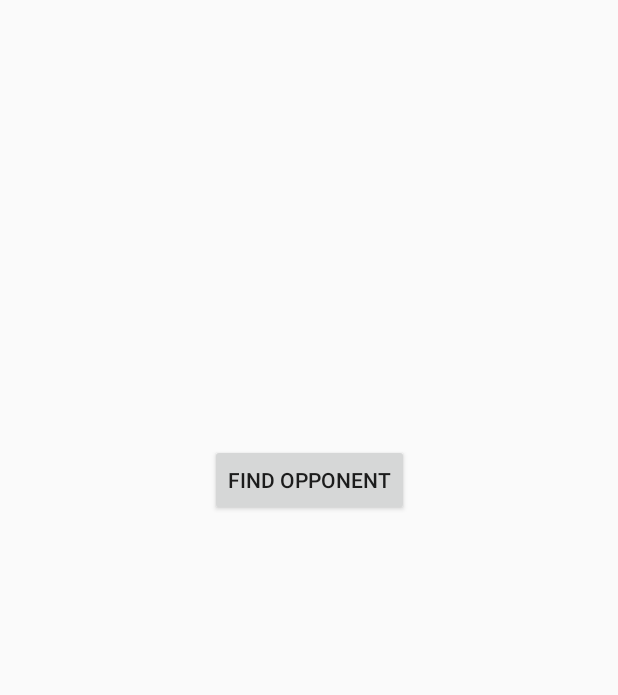
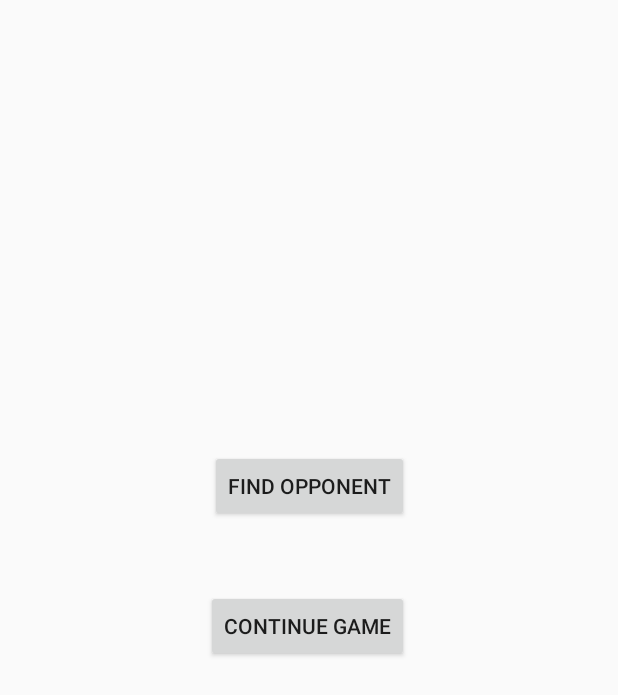
Before and after one commit to AnSrwn/Gambling, an Android app: the layout fragment_dice_multiplayer.xml on its own in the app's theme, with its tools: preview values and no code run, on a phone screen of 412 x 824 dp. Shown: the top 695 px of the screen. Run offline under Robolectric (Android 15) with nearby library versions, the phone set to English and light mode, and no system bars.

Commit message:
Multiplayser onDisconnected modified and game design improved

```diff
--- a/app/src/main/res/layout/fragment_dice_multiplayer.xml
+++ b/app/src/main/res/layout/fragment_dice_multiplayer.xml
@@ -13,23 +13,58 @@
         android:layout_height="wrap_content"
         android:layout_gravity="center"
         android:layout_marginStart="139dp"
-        android:layout_marginTop="296dp"
+        android:layout_marginTop="127dp"
         android:layout_marginEnd="139dp"
         android:text="@string/dice_multi_find_opponent"
         app:layout_constraintEnd_toEndOf="parent"
         app:layout_constraintStart_toStartOf="parent"
-        app:layout_constraintTop_toTopOf="parent" />
+        app:layout_constraintTop_toBottomOf="@+id/textViewOpponentScore" />
 
     <TextView
-        android:id="@+id/textViewConnStatus"
+        android:id="@+id/textViewMyScore"
         android:layout_width="wrap_content"
         android:layout_height="wrap_content"
-        android:layout_gravity="center"
-        android:layout_marginStart="192dp"
-        android:layout_marginTop="371dp"
-        android:layout_marginEnd="191dp"
+        android:layout_marginStart="163dp"
+        android:layout_marginTop="24dp"
+        android:layout_marginEnd="163dp"
+        app:layout_constraintEnd_toEndOf="parent"
+        app:layout_constraintHorizontal_bias="0.508"
+        app:layout_constraintStart_toStartOf="parent"
+        app:layout_constraintTop_toBottomOf="@+id/textViewTotalScore" />
+
+    <TextView
+        android:id="@+id/textViewOpponentScore"
+        android:layout_width="wrap_content"
+        android:layout_height="wrap_content"
+        android:layout_marginStart="163dp"
+        android:layout_marginTop="16dp"
+        android:layout_marginEnd="163dp"
+        app:layout_constraintEnd_toEndOf="parent"
+        app:layout_constraintStart_toStartOf="parent"
+        app:layout_constraintTop_toBottomOf="@+id/textViewMyScore" />
+
+    <TextView
+        android:id="@+id/textViewTotalScore"
+        android:layout_width="wrap_content"
+        android:layout_height="wrap_content"
+        android:layout_marginStart="163dp"
+        android:layout_marginTop="53dp"
+        android:layout_marginEnd="163dp"
+        android:textSize="30sp"
         app:layout_constraintEnd_toEndOf="parent"
         app:layout_constraintStart_toStartOf="parent"
         app:layout_constraintTop_toTopOf="parent" />
 
+    <Button
+        android:id="@+id/buttonContinueMultiGame"
+        android:layout_width="wrap_content"
+        android:layout_height="wrap_content"
+        android:layout_marginStart="147dp"
+        android:layout_marginTop="45dp"
+        android:layout_marginEnd="149dp"
+        android:text="@string/dice_multi_continue_game"
+        app:layout_constraintEnd_toEndOf="parent"
+        app:layout_constraintStart_toStartOf="parent"
+        app:layout_constraintTop_toBottomOf="@+id/buttonConnFindOpponent" />
+
 </android.support.constraint.ConstraintLayout>
```
Also changed, not shown: app/src/main/java/com/example/user/gambling/game/DiceGameFragment.kt (+9 -2 lines), app/src/main/java/com/example/user/gambling/game/DiceMultiplayerFragment.kt (+100 -23 lines), app/src/main/java/com/example/user/gambling/game/score/ScoreViewModel.kt (added, +9 -0 lines), app/src/main/res/values/strings.xml (+6 -2 lines).
